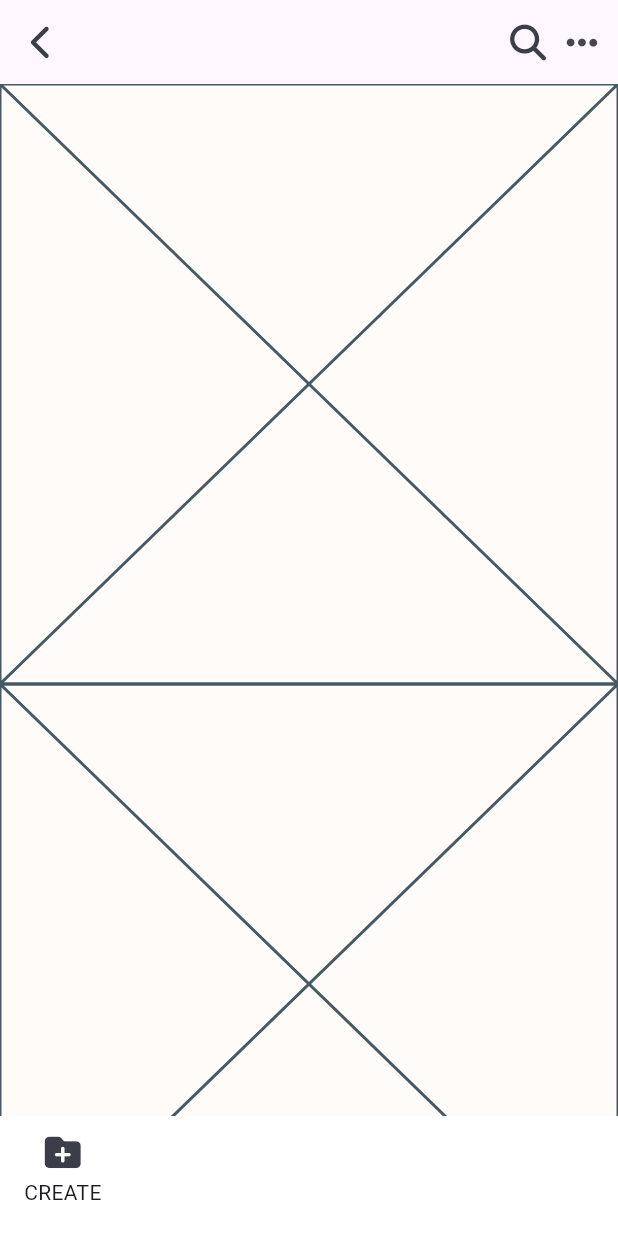
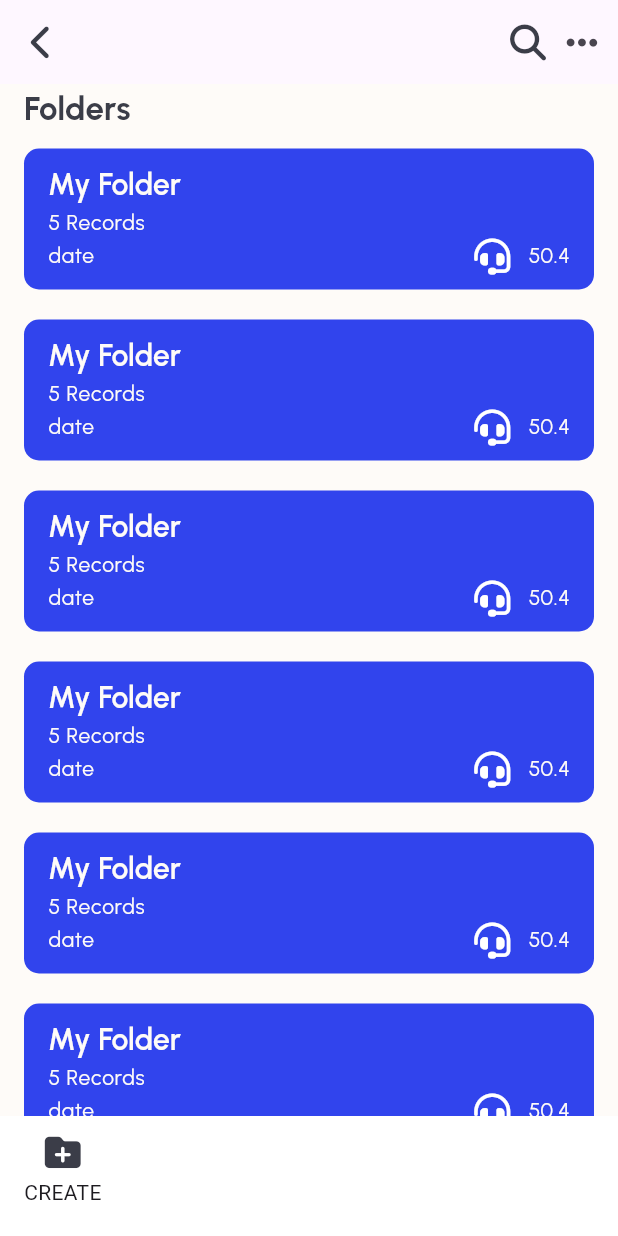
Before and after one commit to AbdelhakRazi/HearU, a Flutter app: the screen it shows after launch, on a phone screen of 412 x 824 dp. Run offline on Flutter 3.47's test engine with Material 3 defaults, Android fonts, the phone set to English and light mode, and no system bars; our stand-ins replace bloc, flutter_bloc, flutter_svg, font_awesome_flutter, get_it, google_fonts and 2 more; missing offline and left inert: flutter_sound.

Commit message:
finished folders page

```diff
--- a/lib/config/theme.dart
+++ b/lib/config/theme.dart
@@ -63,6 +63,10 @@ class AppTheme {
             fontSize: 30, fontWeight: FontWeight.bold, color: AppColors.dark),
         titleMedium: GoogleFonts.urbanist(
             fontSize: 22, fontWeight: FontWeight.bold, color: AppColors.dark),
+        titleSmall: GoogleFonts.urbanist(
+            fontSize: 20,
+            color: AppColors.baseWhite,
+            fontWeight: FontWeight.w600),
         bodyLarge: GoogleFonts.urbanist(fontSize: 14, color: AppColors.dark),
       ));
 }
--- a/lib/views/folders/components/folder_card.dart
+++ b/lib/views/folders/components/folder_card.dart
@@ -1,7 +1,12 @@
 // ignore_for_file: public_member_api_docs, sort_constructors_first
 import 'package:flutter/material.dart';
+import 'package:font_awesome_flutter/font_awesome_flutter.dart';
+import 'package:hearu/config/colors.dart';
+import 'package:hearu/config/measures.dart';
+import 'package:hearu/config/spacing_widgets.dart';
 
 import 'package:hearu/model/folder.dart';
+import 'package:hearu/views/folders/components/notched_container.dart';
 
 class FolderCard extends StatelessWidget {
   final Folder folder;
@@ -9,9 +14,67 @@ class FolderCard extends StatelessWidget {
     super.key,
     required this.folder,
   });
-
   @override
   Widget build(BuildContext context) {
-    return const Placeholder();
+    return Container(
+      margin: const EdgeInsets.symmetric(vertical: Measures.topBottomPadding),
+      padding: const EdgeInsets.symmetric(
+          horizontal: Measures.leftRightPadding,
+          vertical: Measures.topBottomPadding),
+      decoration: BoxDecoration(
+        color: AppColors.blueMain,
+        borderRadius: BorderRadius.circular(Measures.basicRadius / 2),
+      ),
+      child: Column(
+        crossAxisAlignment: CrossAxisAlignment.start,
+        children: [
+          Text(
+            folder.name,
+            style: Theme.of(context)
+                .textTheme
+                .titleSmall!
+                .copyWith(color: AppColors.baseWhite),
+          ),
+          Text(
+            "${folder.nbRecords} Records",
+            style: Theme.of(context)
+                .textTheme
+                .bodyLarge!
+                .copyWith(color: AppColors.baseWhite),
+          ),
+          Row(
+            mainAxisAlignment: MainAxisAlignment.spaceBetween,
+            children: [
+              Text(
+                "${folder.creationDate}",
+                style: Theme.of(context)
+                    .textTheme
+                    .bodyLarge!
+                    .copyWith(color: AppColors.baseWhite),
+              ),
+              Row(
+                children: [
+                  const Padding(
+                    padding:
+                        EdgeInsets.symmetric(horizontal: Measures.smallPadding),
+                    child: Icon(
+                      FontAwesomeIcons.headset,
+                      color: AppColors.white,
+                    ),
+                  ),
+                  Text(
+                    "${folder.totalLength}",
+                    style: Theme.of(context)
+                        .textTheme
+                        .bodyLarge!
+                        .copyWith(color: AppColors.baseWhite),
+                  ),
+                ],
+              ),
+            ],
+          )
+        ],
+      ),
+    );
   }
 }
--- a/lib/views/folders/folders.dart
+++ b/lib/views/folders/folders.dart
@@ -1,4 +1,6 @@
 import 'package:flutter/material.dart';
+import 'package:flutter/widgets.dart';
+import 'package:hearu/config/measures.dart';
 import 'package:hearu/model/folder.dart';
 import 'package:hearu/views/folders/components/folders_app_bar.dart';
 import 'package:hearu/views/folders/components/folders_bottom_bar.dart';
@@ -19,24 +21,18 @@ class _FoldersState extends State<Folders> {
       body: CustomScrollView(
         slivers: [
           const FoldersAppBar(),
-          FoldersCards(
-            folders: [
-              Folder(
-                  name: "abdeka",
+          SliverPadding(
+            padding: const EdgeInsets.symmetric(
+                horizontal: Measures.leftRightPadding),
+            sliver: FoldersCards(
+                folders: List.generate(
+              20,
+              (index) => Folder(
+                  name: "My Folder",
                   nbRecords: 5,
                   creationDate: "date",
                   totalLength: 50.4),
-              Folder(
-                  name: "abdeka",
-                  nbRecords: 5,
-                  creationDate: "date",
-                  totalLength: 50.4),
-              Folder(
-                  name: "abdeka",
-                  nbRecords: 5,
-                  creationDate: "date",
-                  totalLength: 50.4),
-            ],
+            )),
           ),
         ],
       ),
```
Also changed, not shown: lib/views/folders/components/folders_cards.dart (+13 -3 lines), lib/views/folders/components/notched_clipper.dart (added, +23 -0 lines), lib/views/folders/components/notched_container.dart (added, +30 -0 lines).
